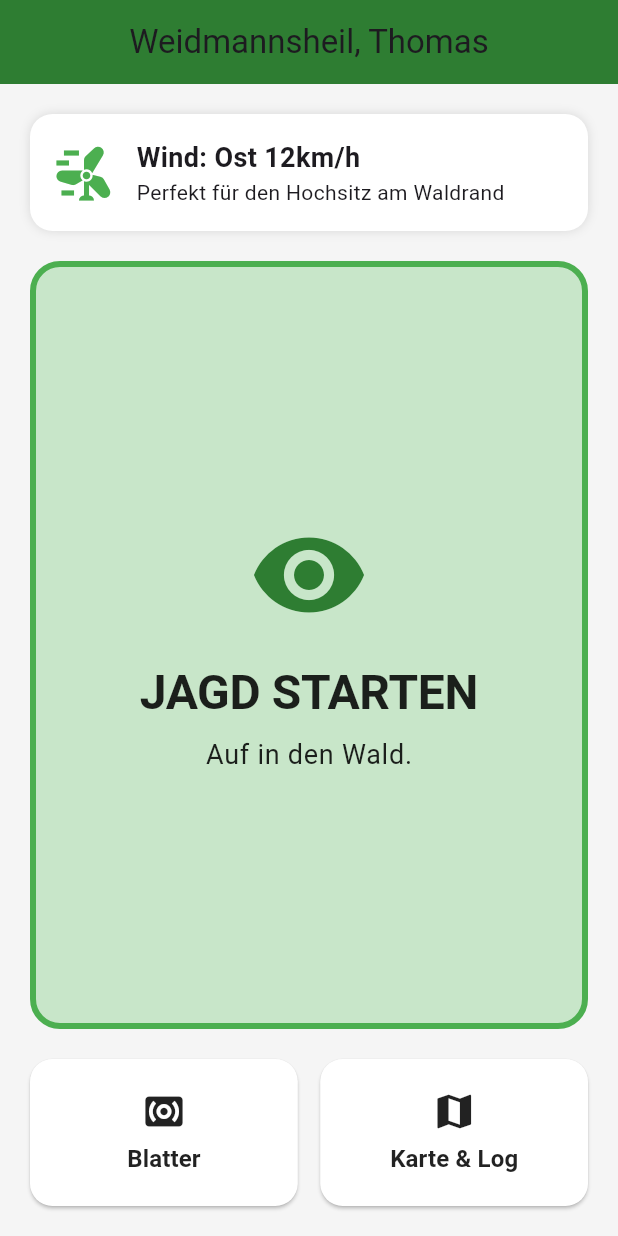
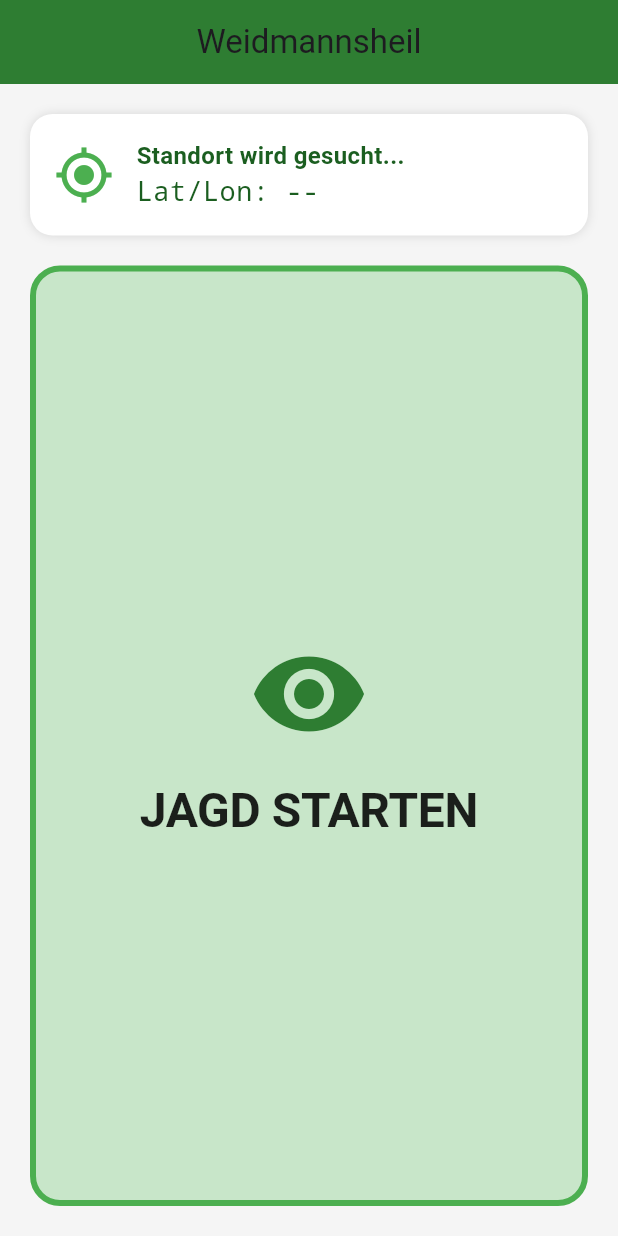
Before and after one commit to carlocuonz-arch/weidmannsheil, a Flutter app: the screen it shows after launch, on a phone screen of 412 x 824 dp. Run offline on Flutter 3.47's test engine with Material 3 defaults, Android fonts, the light colour scheme and no system bars; our stand-ins replace geolocator.

Commit message:
Update main.dart

```diff
--- a/lib/main.dart
+++ b/lib/main.dart
@@ -1,11 +1,11 @@
 import 'package:flutter/material.dart';
 import 'package:flutter/services.dart';
+import 'package:geolocator/geolocator.dart'; // Das hier ist neu!
 
 void main() {
   runApp(const WeidmannsheilApp());
 }
 
-// Boss, hier definieren wir unser Farb-Thema für den Jagd-Modus
 class HunterTheme {
   static final ThemeData normal = ThemeData(
     primarySwatch: Colors.green,
@@ -21,12 +21,11 @@ class HunterTheme {
     primaryColor: Colors.red,
     scaffoldBackgroundColor: Colors.black,
     brightness: Brightness.dark,
-    // Alles wird Rot/Schwarz für die Nachtsicht
     colorScheme: const ColorScheme.dark(
       primary: Colors.red,
       secondary: Colors.redAccent,
       surface: Colors.black,
-      onSurface: Colors.red, // Textfarbe auf Schwarz
+      onSurface: Colors.red,
     ),
     textTheme: const TextTheme(
       displayLarge: TextStyle(fontSize: 32, fontWeight: FontWeight.bold, color: Colors.red),
@@ -50,13 +49,13 @@ class _WeidmannsheilAppState extends State<WeidmannsheilApp> {
     setState(() {
       _isGhostMode = !_isGhostMode;
     });
-    // Haptisches Feedback (Vibration), damit er spürt, dass was passiert
     HapticFeedback.mediumImpact();
   }
 
   @override
   Widget build(BuildContext context) {
     return MaterialApp(
+      debugShowCheckedModeBanner: false, // Das kleine "Debug" Banner oben rechts wegmachen
       title: 'Weidmannsheil',
       theme: _isGhostMode ? HunterTheme.ghostMode : HunterTheme.normal,
       home: DashboardPage(
@@ -67,22 +66,73 @@ class _WeidmannsheilAppState extends State<WeidmannsheilApp> {
   }
 }
 
-class DashboardPage extends StatelessWidget {
+class DashboardPage extends StatefulWidget {
   final bool isGhostMode;
   final VoidCallback toggleMode;
 
-  const DashboardPage({
-    super.key,
-    required this.isGhostMode,
-    required this.toggleMode,
-  });
+  const DashboardPage({super.key, required this.isGhostMode, required this.toggleMode});
+
+  @override
+  State<DashboardPage> createState() => _DashboardPageState();
+}
+
+class _DashboardPageState extends State<DashboardPage> {
+  String _locationMessage = "Standort wird gesucht...";
+  String _coordinates = "--";
+
+  @override
+  void initState() {
+    super.initState();
+    _determinePosition(); // Sofort beim Start GPS suchen
+  }
+
+  // Die Magie: Hier holen wir die GPS Daten
+  Future<void> _determinePosition() async {
+    bool serviceEnabled;
+    LocationPermission permission;
+
+    // 1. Ist GPS überhaupt an?
+    serviceEnabled = await Geolocator.isLocationServiceEnabled();
+    if (!serviceEnabled) {
+      setState(() => _locationMessage = "GPS ist deaktiviert.");
+      return;
+    }
+
+    // 2. Haben wir die Erlaubnis?
+    permission = await Geolocator.checkPermission();
+    if (permission == LocationPermission.denied) {
+      permission = await Geolocator.requestPermission();
+      if (permission == LocationPermission.denied) {
+        setState(() => _locationMessage = "GPS Zugriff verweigert.");
+        return;
+      }
+    }
+
+    if (permission == LocationPermission.deniedForever) {
+      setState(() => _locationMessage = "GPS dauerhaft verweigert.");
+      return;
+    }
+
+    // 3. Position holen
+    Position position = await Geolocator.getCurrentPosition();
+    setState(() {
+      _locationMessage = "Standort gefunden";
+      // Wir runden auf 4 Stellen, Thomas braucht keine Nanometer-Präzision
+      _coordinates = "${position.latitude.toStringAsFixed(4)}, ${position.longitude.toStringAsFixed(4)}";
+    });
+  }
 
   @override
   Widget build(BuildContext context) {
+    // Wir holen uns die Farben aus dem aktuellen Theme (Ghost oder Normal)
+    final isGhost = widget.isGhostMode;
+    final textColor = isGhost ? Colors.red : Colors.green[900];
+    final boxColor = isGhost ? Colors.grey[900] : Colors.white;
+
     return Scaffold(
       appBar: AppBar(
-        title: Text(isGhostMode ? "GHOST MODE AKTIV" : "Weidmannsheil, Thomas"),
-        backgroundColor: isGhostMode ? Colors.black : Colors.green[800],
+        title: Text(isGhost ? "GHOST MODE" : "Weidmannsheil"),
+        backgroundColor: isGhost ? Colors.black : Colors.green[800],
         centerTitle: true,
       ),
       body: Padding(
@@ -90,24 +140,40 @@ class DashboardPage extends StatelessWidget {
         child: Column(
           crossAxisAlignment: CrossAxisAlignment.stretch,
           children: [
-            // Wetter Widget (Platzhalter)
-            _buildInfoCard(
-              context,
-              icon: Icons.wind_power,
-              title: "Wind: Ost 12km/h",
-              subtitle: "Perfekt für den Hochsitz am Waldrand",
+            // --- GPS WIDGET ---
+            Container(
+              padding: const EdgeInsets.all(16),
+              decoration: BoxDecoration(
+                color: boxColor,
+                borderRadius: BorderRadius.circular(15),
+                boxShadow: isGhost ? [] : [const BoxShadow(color: Colors.black12, blurRadius: 5)],
+              ),
+              child: Row(
+                children: [
+                  Icon(Icons.gps_fixed, size: 40, color: isGhost ? Colors.red : Colors.green),
+                  const SizedBox(width: 15),
+                  Column(
+                    crossAxisAlignment: CrossAxisAlignment.start,
+                    children: [
+                      Text(_locationMessage, style: TextStyle(fontWeight: FontWeight.bold, fontSize: 16, color: textColor)),
+                      Text("Lat/Lon: $_coordinates", style: TextStyle(fontSize: 18, fontFamily: 'Courier', color: textColor)),
+                    ],
+                  )
+                ],
+              ),
             ),
+
             const SizedBox(height: 20),
 
-            // Der Haupt-Button
+            // --- BUTTON ---
             Expanded(
               child: GestureDetector(
-                onTap: toggleMode,
+                onTap: widget.toggleMode,
                 child: Container(
                   decoration: BoxDecoration(
-                    color: isGhostMode ? Colors.red.withOpacity(0.1) : Colors.green[100],
+                    color: isGhost ? Colors.red.withOpacity(0.1) : Colors.green[100],
                     border: Border.all(
-                      color: isGhostMode ? Colors.red : Colors.green,
+                      color: isGhost ? Colors.red : Colors.green,
                       width: 4,
                     ),
                     borderRadius: BorderRadius.circular(20),
@@ -116,87 +182,23 @@ class DashboardPage extends StatelessWidget {
                     mainAxisAlignment: MainAxisAlignment.center,
                     children: [
                       Icon(
-                        isGhostMode ? Icons.visibility_off : Icons.visibility,
+                        isGhost ? Icons.visibility_off : Icons.visibility,
                         size: 80,
-                        color: isGhostMode ? Colors.red : Colors.green[800],
+                        color: isGhost ? Colors.red : Colors.green[800],
                       ),
                       const SizedBox(height: 20),
                       Text(
-                        isGhostMode ? "JAGD BEENDEN" : "JAGD STARTEN",
+                        isGhost ? "JAGD BEENDEN" : "JAGD STARTEN",
                         style: Theme.of(context).textTheme.displayLarge,
-                      ),
-                      const SizedBox(height: 10),
-                      Text(
-                        isGhostMode ? "Display gedimmt. Töne aus." : "Auf in den Wald.",
-                        style: Theme.of(context).textTheme.bodyLarge,
                       ),
                     ],
                   ),
                 ),
               ),
             ),
-
-            const SizedBox(height: 20),
-
-            // Grid für Tools
-            Row(
-              children: [
-                Expanded(child: _buildToolButton(context, Icons.surround_sound, "Blatter")),
-                const SizedBox(width: 15),
-                Expanded(child: _buildToolButton(context, Icons.map, "Karte & Log")),
-              ],
-            )
           ],
         ),
       ),
     );
   }
-
-  Widget _buildInfoCard(BuildContext context, {required IconData icon, required String title, required String subtitle}) {
-    return Container(
-      padding: const EdgeInsets.all(16),
-      decoration: BoxDecoration(
-        color: isGhostMode ? Colors.grey[900] : Colors.white,
-        borderRadius: BorderRadius.circular(15),
-        boxShadow: isGhostMode ? [] : [const BoxShadow(color: Colors.black12, blurRadius: 5)],
-      ),
-      child: Row(
-        children: [
-          Icon(icon, size: 40, color: isGhostMode ? Colors.red : Colors.green),
-          const SizedBox(width: 15),
-          Column(
-            crossAxisAlignment: CrossAxisAlignment.start,
-            children: [
-              Text(title, style: const TextStyle(fontWeight: FontWeight.bold, fontSize: 18)),
-              Text(subtitle, style: const TextStyle(fontSize: 14)),
-            ],
-          )
-        ],
-      ),
-    );
-  }
-
-  Widget _buildToolButton(BuildContext context, IconData icon, String label) {
-    return ElevatedButton(
-      style: ElevatedButton.styleFrom(
-        backgroundColor: isGhostMode ? Colors.grey[900] : Colors.white,
-        foregroundColor: isGhostMode ? Colors.red : Colors.black87,
-        padding: const EdgeInsets.symmetric(vertical: 20),
-        shape: RoundedRectangleBorder(
-            borderRadius: BorderRadius.circular(15),
-            side: BorderSide(color: isGhostMode ? Colors.red : Colors.transparent)
-        ),
-      ),
-      onPressed: () {
-        // Hier kommt später die Navigation hin
-      },
-      child: Column(
-        children: [
-          Icon(icon, size: 30),
-          const SizedBox(height: 5),
-          Text(label, style: const TextStyle(fontSize: 16, fontWeight: FontWeight.bold)),
-        ],
-      ),
-    );
-  }
 }
```
